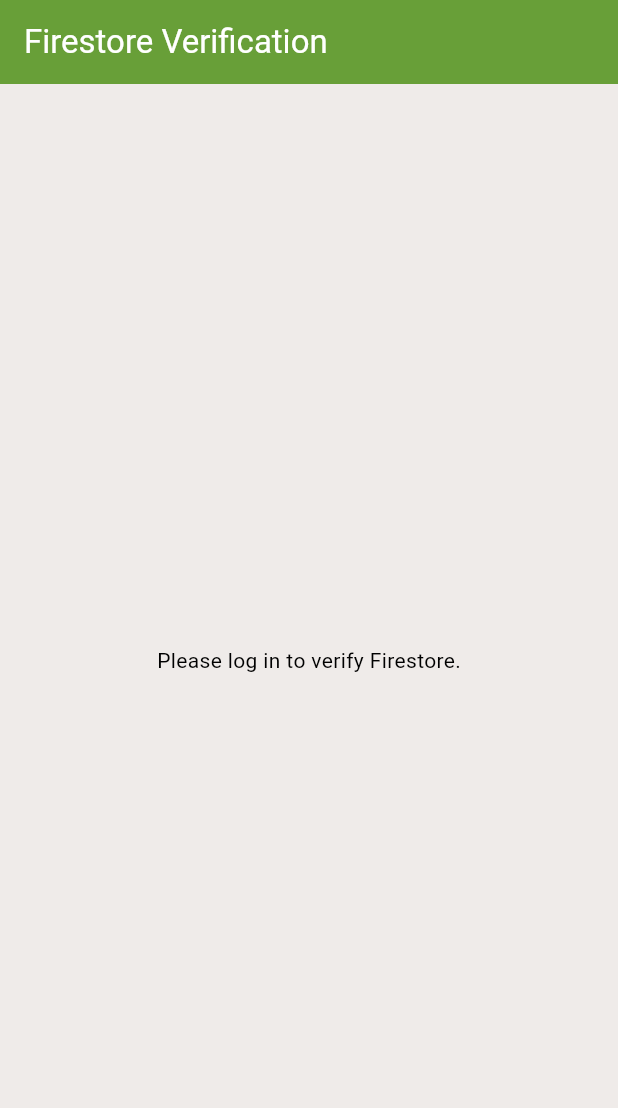
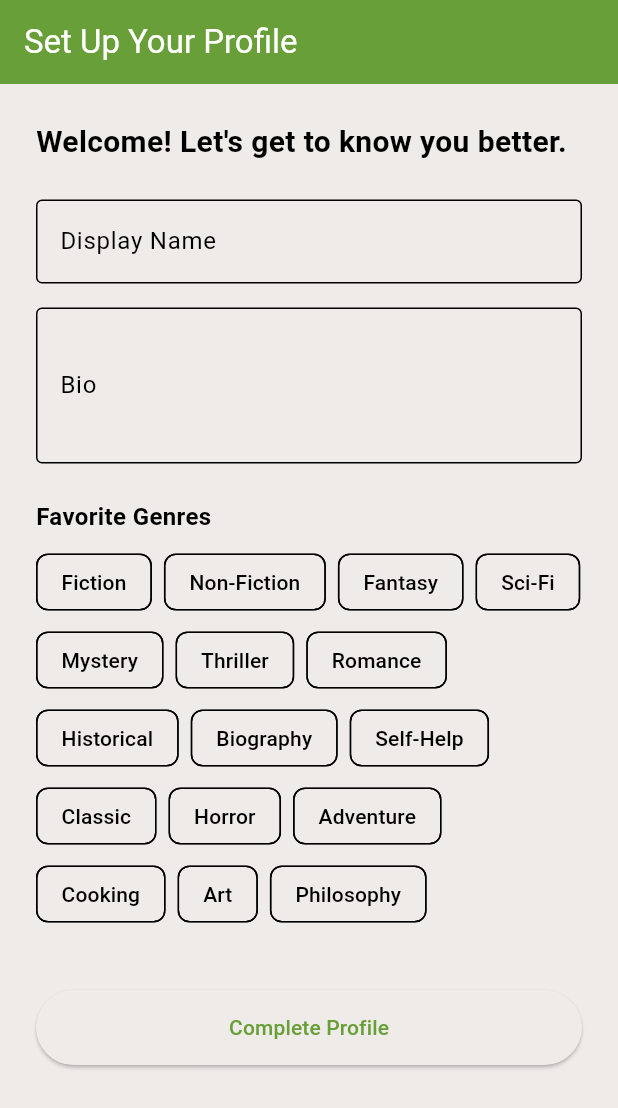
Before and after one commit to autumnlee333/sye_app, a Flutter app: the screen it shows after launch, on a phone screen of 412 x 824 dp. Shown: the top 1108 px of the screen. Run offline on Flutter 3.47's test engine with Material 3 defaults, Android fonts, the phone set to English and light mode, and no system bars; our stand-ins replace cloud_firestore, firebase_auth, firebase_core, flutter_riverpod, freezed_annotation, google_sign_in and 1 more; accounts and stored records are empty.

Commit message:
feat: implement Onboarding Screen (Requirement 1.4)
- Created StorageService and storageServiceProvider for local data persistence.
- Implemented OnboardingScreen with profile setup (name, bio, favorite genres).
- Added multi-select genre selection system in lib/constants/genres.dart.
- Updated lib/main.dart to initialize SharedPreferences and set OnboardingScreen as home.
- Added widget tests for OnboardingScreen in test/screens/onboarding_screen_test.dart.
- Updated Requirements.md to mark 1.4 as complete.

```diff
--- /dev/null
+++ b/lib/constants/genres.dart
@@ -0,0 +1,18 @@
+const List<String> bookGenres = [
+  'Fiction',
+  'Non-Fiction',
+  'Fantasy',
+  'Sci-Fi',
+  'Mystery',
+  'Thriller',
+  'Romance',
+  'Historical',
+  'Biography',
+  'Self-Help',
+  'Classic',
+  'Horror',
+  'Adventure',
+  'Cooking',
+  'Art',
+  'Philosophy',
+];
--- /dev/null
+++ b/lib/screens/onboarding_screen.dart
@@ -0,0 +1,170 @@
+import 'package:flutter/material.dart';
+import 'package:flutter_riverpod/flutter_riverpod.dart';
+import '../constants/genres.dart';
+import '../models/user_model.dart';
+import '../providers/auth_provider.dart';
+import '../providers/storage_provider.dart';
+import '../providers/user_provider.dart';
+
+class OnboardingScreen extends ConsumerStatefulWidget {
+  const OnboardingScreen({super.key});
+
+  @override
+  ConsumerState<OnboardingScreen> createState() => _OnboardingScreenState();
+}
+
+class _OnboardingScreenState extends ConsumerState<OnboardingScreen> {
+  final _formKey = GlobalKey<FormState>();
+  final _nameController = TextEditingController();
+  final _bioController = TextEditingController();
+  final List<String> _selectedGenres = [];
+  bool _isLoading = false;
+
+  @override
+  void dispose() {
+    _nameController.dispose();
+    _bioController.dispose();
+    super.dispose();
+  }
+
+  void _onGenreTapped(String genre) {
+    setState(() {
+      if (_selectedGenres.contains(genre)) {
+        _selectedGenres.remove(genre);
+      } else {
+        _selectedGenres.add(genre);
+      }
+    });
+  }
+
+  Future<void> _completeOnboarding() async {
+    if (!_formKey.currentState!.validate()) return;
+
+    final authUser = ref.read(authProvider).asData?.value;
+    if (authUser == null) {
+      ScaffoldMessenger.of(context).showSnackBar(
+        const SnackBar(content: Text('User not authenticated.')),
+      );
+      return;
+    }
+
+    setState(() => _isLoading = true);
+
+    try {
+      final userModel = UserModel(
+        uid: authUser.uid,
+        displayName: _nameController.text.trim(),
+        bio: _bioController.text.trim(),
+        profilePicUrl: authUser.photoURL ?? '',
+        favoriteGenres: _selectedGenres,
+      );
+
+      // Save to Firestore
+      await ref.read(userServiceProvider).saveUser(userModel);
+
+      // Save to local storage
+      await ref.read(storageServiceProvider).setOnboardingComplete(true);
+
+      if (mounted) {
+        // Navigate or show success
+        ScaffoldMessenger.of(context).showSnackBar(
+          const SnackBar(content: Text('Profile created successfully!')),
+        );
+        // Requirement 1.5 will handle the automatic navigation.
+        // For now, we can pop or do nothing.
+      }
+    } catch (e) {
+      if (mounted) {
+        ScaffoldMessenger.of(context).showSnackBar(
+          SnackBar(content: Text('Error: $e')),
+        );
+      }
+    } finally {
+      if (mounted) setState(() => _isLoading = false);
+    }
+  }
+
+  @override
+  Widget build(BuildContext context) {
+    return Scaffold(
+      appBar: AppBar(title: const Text('Set Up Your Profile')),
+      body: SingleChildScrollView(
+        padding: const EdgeInsets.all(24.0),
+        child: Form(
+          key: _formKey,
+          child: Column(
+            crossAxisAlignment: CrossAxisAlignment.start,
+            children: [
+              const Text(
+                'Welcome! Let\'s get to know you better.',
+                style: TextStyle(fontSize: 20, fontWeight: FontWeight.bold),
+              ),
+              const SizedBox(height: 24),
+              TextFormField(
+                controller: _nameController,
+                decoration: const InputDecoration(
+                  labelText: 'Display Name',
+                  hintText: 'What should we call you?',
+                  border: OutlineInputBorder(),
+                ),
+                validator: (value) {
+                  if (value == null || value.trim().isEmpty) {
+                    return 'Please enter your name';
+                  }
+                  return null;
+                },
+              ),
+              const SizedBox(height: 16),
+              TextFormField(
+                controller: _bioController,
+                maxLines: 3,
+                decoration: const InputDecoration(
+                  labelText: 'Bio',
+                  hintText: 'Tell us about your reading tastes...',
+                  border: OutlineInputBorder(),
+                ),
+                validator: (value) {
+                  if (value == null || value.trim().isEmpty) {
+                    return 'Please enter a bio';
+                  }
+                  return null;
+                },
+              ),
+              const SizedBox(height: 24),
+              const Text(
+                'Favorite Genres',
+                style: TextStyle(fontSize: 16, fontWeight: FontWeight.bold),
+              ),
+              const SizedBox(height: 8),
+              Wrap(
+                spacing: 8.0,
+                runSpacing: 4.0,
+                children: bookGenres.map((genre) {
+                  final isSelected = _selectedGenres.contains(genre);
+                  return FilterChip(
+                    label: Text(genre),
+                    selected: isSelected,
+                    onSelected: (_) => _onGenreTapped(genre),
+                    selectedColor: Theme.of(context).colorScheme.primary.withOpacity(0.2),
+                    checkmarkColor: Theme.of(context).colorScheme.primary,
+                  );
+                }).toList(),
+              ),
+              const SizedBox(height: 40),
+              SizedBox(
+                width: double.infinity,
+                height: 50,
+                child: ElevatedButton(
+                  onPressed: _isLoading ? null : _completeOnboarding,
+                  child: _isLoading
+                      ? const CircularProgressIndicator()
+                      : const Text('Complete Profile'),
+                ),
+              ),
+            ],
+          ),
+        ),
+      ),
+    );
+  }
+}
--- a/lib/screens/verify_firestore_screen.dart
+++ b/lib/screens/verify_firestore_screen.dart
@@ -3,6 +3,8 @@
 import '../models/user_model.dart';
 import '../providers/auth_provider.dart';
 import '../providers/user_provider.dart';
+
+// Temporary verification screen to test UserService and currentUserDataProvider
 
 class VerifyFirestoreScreen extends ConsumerWidget {
   const VerifyFirestoreScreen({super.key});
--- /dev/null
+++ b/lib/services/storage_service.dart
@@ -0,0 +1,20 @@
+import 'package:shared_preferences/shared_preferences.dart';
+
+/// [StorageService] handles local data persistence using `shared_preferences`.
+class StorageService {
+  final SharedPreferences _prefs;
+
+  StorageService(this._prefs);
+
+  static const String _onboardingCompleteKey = 'onboarding_complete';
+
+  /// Sets the onboarding status for the user.
+  Future<void> setOnboardingComplete(bool complete) async {
+    await _prefs.setBool(_onboardingCompleteKey, complete);
+  }
+
+  /// Gets the onboarding status for the user.
+  bool isOnboardingComplete() {
+    return _prefs.getBool(_onboardingCompleteKey) ?? false;
+  }
+}
```
Also changed, not shown: lib/main.dart (+17 -5 lines), lib/providers/storage_provider.dart (added, +10 -0 lines), 4 other files.
